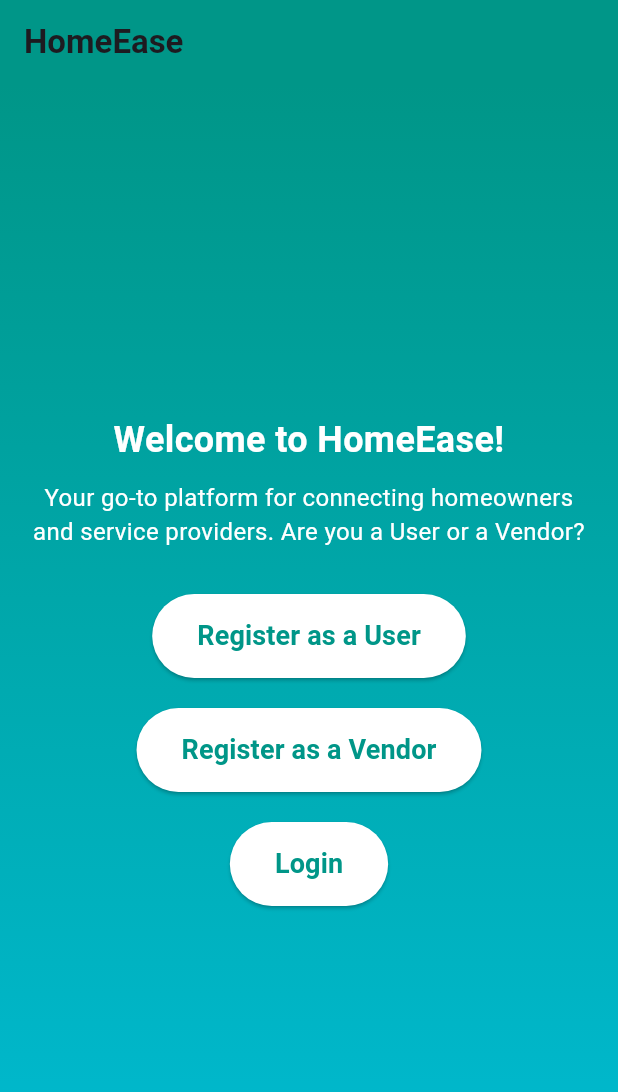
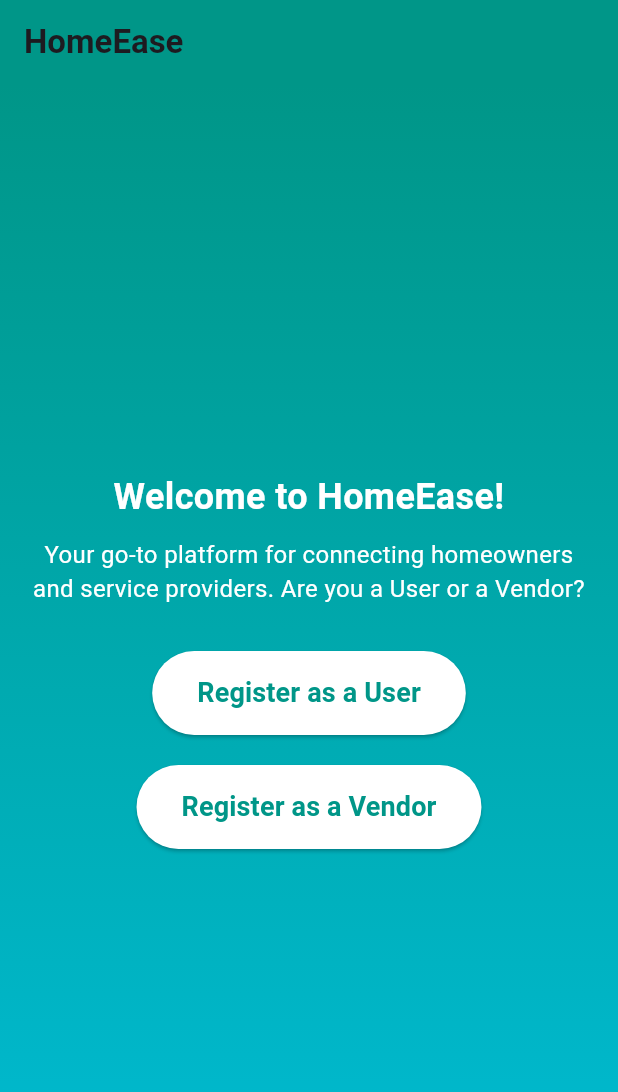
Before and after one commit to Aan-Sara123/HomeEase, a Flutter app: the HomePage screen opened directly, on a phone screen of 412 x 824 dp. Shown: the top 1092 px of the screen. Run offline on Flutter 3.47's test engine with Material 3 defaults, Android fonts, the phone set to English and light mode, and no system bars; our stand-ins replace cloud_firestore, firebase_auth, firebase_core, google_sign_in, logger; accounts and stored records are empty.

Commit message:
resolved some issues

```diff
--- a/lib/home.dart
+++ b/lib/home.dart
@@ -1,9 +1,7 @@
-// home.dart
 import 'package:flutter/material.dart';
 import 'user_registration.dart';
-import 'vendor_registration.dart'; // Import the vendor registration page
+import 'vendor_registration.dart';
 import 'services_page.dart';
-import 'login_page1.dart';
 
 class HomePage extends StatelessWidget {
   const HomePage({super.key});
@@ -85,35 +83,12 @@ class HomePage extends StatelessWidget {
                     Navigator.push(
                       context,
                       MaterialPageRoute(
-                        builder: (context) => const VendorRegistration(), // Navigate to VendorRegistration
+                        builder: (context) => const VendorRegistration(),
                       ),
                     );
                   },
                   child: const Text(
                     'Register as a Vendor',
-                    style: TextStyle(fontSize: 18, fontWeight: FontWeight.bold),
-                  ),
-                ),
-                const SizedBox(height: 20),
-                ElevatedButton(
-                  style: ElevatedButton.styleFrom(
-                    backgroundColor: Colors.white,
-                    foregroundColor: Colors.teal,
-                    padding: const EdgeInsets.symmetric(vertical: 15, horizontal: 30),
-                    shape: RoundedRectangleBorder(
-                      borderRadius: BorderRadius.circular(30),
-                    ),
-                  ),
-                  onPressed: () {
-                    Navigator.push(
-                      context,
-                      MaterialPageRoute(
-                        builder: (context) => const LoginPage(),
-                      ),
-                    );
-                  },
-                  child: const Text(
-                    'Login',
                     style: TextStyle(fontSize: 18, fontWeight: FontWeight.bold),
                   ),
                 ),
```
Also changed, not shown: lib/signup.dart (+23 -17 lines).
